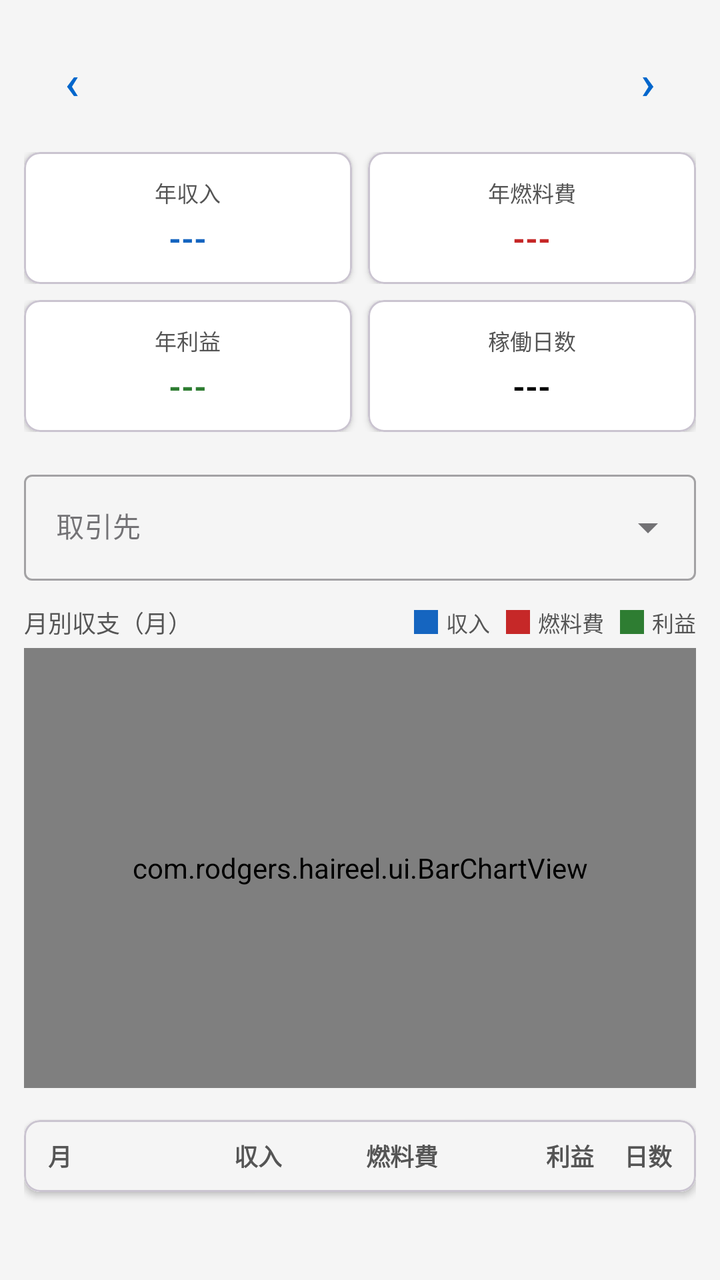
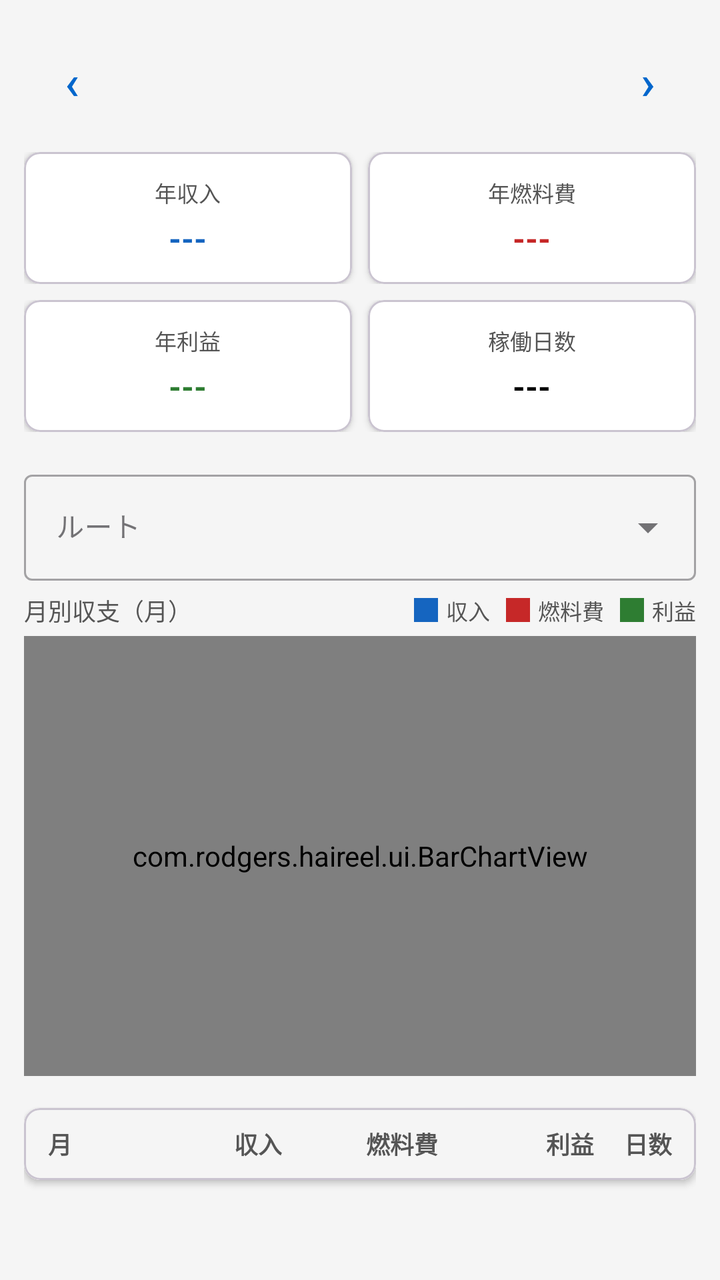

An Android layout rendered at two revisions. The XML below is the earlier revision; the diff shows what the commit changed to produce the second picture.
<!-- AndroidManifest.xml: application theme Theme.HaiReel -->
<!-- res/layout/fragment_dashboard.xml -->
<?xml version="1.0" encoding="utf-8"?>
<ScrollView xmlns:android="http://schemas.android.com/apk/res/android"
    xmlns:app="http://schemas.android.com/apk/res-auto"
    android:layout_width="match_parent"
    android:layout_height="match_parent"
    android:fillViewport="true"
    android:background="@color/colorBackground">

    <LinearLayout
        android:layout_width="match_parent"
        android:layout_height="wrap_content"
        android:orientation="vertical"
        android:padding="12dp">

        
        <LinearLayout
            android:layout_width="match_parent"
            android:layout_height="52dp"
            android:orientation="horizontal"
            android:gravity="center_vertical"
            android:layout_marginBottom="12dp">

            <com.google.android.material.button.MaterialButton
                android:id="@+id/btnPrevYear"
                style="@style/Widget.MaterialComponents.Button.TextButton"
                android:layout_width="48dp"
                android:layout_height="48dp"
                android:text="‹"
                android:textSize="24sp"
                android:minWidth="0dp"
                android:paddingStart="0dp"
                android:paddingEnd="0dp"
                android:textColor="@color/colorPrimary"/>

            <TextView
                android:id="@+id/tvYear"
                android:layout_width="0dp"
                android:layout_height="wrap_content"
                android:layout_weight="1"
                android:gravity="center"
                android:textSize="20sp"
                android:textStyle="bold"
                android:textColor="@color/colorReportPrimary"/>

            <com.google.android.material.button.MaterialButton
                android:id="@+id/btnNextYear"
                style="@style/Widget.MaterialComponents.Button.TextButton"
                android:layout_width="48dp"
                android:layout_height="48dp"
                android:text="›"
                android:textSize="24sp"
                android:minWidth="0dp"
                android:paddingStart="0dp"
                android:paddingEnd="0dp"
                android:textColor="@color/colorPrimary"/>
        </LinearLayout>

        
        <LinearLayout
            android:layout_width="match_parent"
            android:layout_height="wrap_content"
            android:orientation="horizontal"
            android:layout_marginBottom="8dp">

            <com.google.android.material.card.MaterialCardView
                android:layout_width="0dp"
                android:layout_height="wrap_content"
                android:layout_weight="1"
                android:layout_marginEnd="4dp"
                app:cardElevation="2dp"
                app:cardCornerRadius="8dp"
                app:cardBackgroundColor="@color/colorReportPrimaryBg">

                <LinearLayout
                    android:layout_width="match_parent"
                    android:layout_height="wrap_content"
                    android:orientation="vertical"
                    android:gravity="center"
                    android:padding="12dp">

                    <TextView
                        android:layout_width="wrap_content"
                        android:layout_height="wrap_content"
                        android:text="年収入"
                        android:textSize="11sp"
                        android:textColor="@color/colorReportSecondaryText"/>

                    <TextView
                        android:id="@+id/tvTotalIncome"
                        android:layout_width="wrap_content"
                        android:layout_height="wrap_content"
                        android:textSize="16sp"
                        android:textStyle="bold"
                        android:textColor="#1565C0"
                        android:layout_marginTop="4dp"
                        android:text="---"/>
                </LinearLayout>
            </com.google.android.material.card.MaterialCardView>

            <com.google.android.material.card.MaterialCardView
                android:layout_width="0dp"
                android:layout_height="wrap_content"
                android:layout_weight="1"
                android:layout_marginStart="4dp"
                app:cardElevation="2dp"
                app:cardCornerRadius="8dp"
                app:cardBackgroundColor="@color/colorReportPrimaryBg">

                <LinearLayout
                    android:layout_width="match_parent"
                    android:layout_height="wrap_content"
                    android:orientation="vertical"
                    android:gravity="center"
                    android:padding="12dp">

                    <TextView
                        android:layout_width="wrap_content"
                        android:layout_height="wrap_content"
                        android:text="年燃料費"
                        android:textSize="11sp"
                        android:textColor="@color/colorReportSecondaryText"/>

                    <TextView
                        android:id="@+id/tvTotalFuel"
                        android:layout_width="wrap_content"
                        android:layout_height="wrap_content"
                        android:textSize="16sp"
                        android:textStyle="bold"
                        android:textColor="#C62828"
                        android:layout_marginTop="4dp"
                        android:text="---"/>
                </LinearLayout>
            </com.google.android.material.card.MaterialCardView>
        </LinearLayout>

        
        <LinearLayout
            android:layout_width="match_parent"
            android:layout_height="wrap_content"
            android:orientation="horizontal"
            android:layout_marginBottom="16dp">

            <com.google.android.material.card.MaterialCardView
                android:layout_width="0dp"
                android:layout_height="wrap_content"
                android:layout_weight="1"
                android:layout_marginEnd="4dp"
                app:cardElevation="2dp"
                app:cardCornerRadius="8dp"
                app:cardBackgroundColor="@color/colorReportPrimaryBg">

                <LinearLayout
                    android:layout_width="match_parent"
                    android:layout_height="wrap_content"
                    android:orientation="vertical"
                    android:gravity="center"
                    android:padding="12dp">

                    <TextView
                        android:layout_width="wrap_content"
                        android:layout_height="wrap_content"
                        android:text="年利益"
                        android:textSize="11sp"
                        android:textColor="@color/colorReportSecondaryText"/>

                    <TextView
                        android:id="@+id/tvTotalProfit"
                        android:layout_width="wrap_content"
                        android:layout_height="wrap_content"
                        android:textSize="16sp"
                        android:textStyle="bold"
                        android:textColor="#2E7D32"
                        android:layout_marginTop="4dp"
                        android:text="---"/>
                </LinearLayout>
            </com.google.android.material.card.MaterialCardView>

            <com.google.android.material.card.MaterialCardView
                android:layout_width="0dp"
                android:layout_height="wrap_content"
                android:layout_weight="1"
                android:layout_marginStart="4dp"
                app:cardElevation="2dp"
                app:cardCornerRadius="8dp"
                app:cardBackgroundColor="@color/colorReportPrimaryBg">

                <LinearLayout
                    android:layout_width="match_parent"
                    android:layout_height="wrap_content"
                    android:orientation="vertical"
                    android:gravity="center"
                    android:padding="12dp">

                    <TextView
                        android:layout_width="wrap_content"
                        android:layout_height="wrap_content"
                        android:text="稼働日数"
                        android:textSize="11sp"
                        android:textColor="@color/colorReportSecondaryText"/>

                    <TextView
                        android:id="@+id/tvTotalWorkDays"
                        android:layout_width="wrap_content"
                        android:layout_height="wrap_content"
                        android:textSize="16sp"
                        android:textStyle="bold"
                        android:textColor="@color/colorReportPrimary"
                        android:layout_marginTop="4dp"
                        android:text="---"/>
                </LinearLayout>
            </com.google.android.material.card.MaterialCardView>
        </LinearLayout>

        
        <com.google.android.material.textfield.TextInputLayout
            android:id="@+id/assignmentFilterLayout"
            style="@style/Widget.MaterialComponents.TextInputLayout.OutlinedBox.ExposedDropdownMenu"
            android:layout_width="match_parent"
            android:layout_height="wrap_content"
            android:layout_marginBottom="12dp"
            android:hint="取引先">

            <AutoCompleteTextView
                android:id="@+id/spinnerAssignment"
                android:layout_width="match_parent"
                android:layout_height="wrap_content"
                android:inputType="none"
                android:textSize="14sp"/>
        </com.google.android.material.textfield.TextInputLayout>

        
        <LinearLayout
            android:layout_width="match_parent"
            android:layout_height="wrap_content"
            android:orientation="horizontal"
            android:gravity="center_vertical"
            android:layout_marginBottom="4dp">

            <TextView
                android:layout_width="0dp"
                android:layout_height="wrap_content"
                android:layout_weight="1"
                android:text="月別収支（月）"
                android:textSize="12sp"
                android:textColor="@color/colorReportSecondaryText"/>

            
            <View
                android:layout_width="12dp"
                android:layout_height="12dp"
                android:background="#1565C0"
                android:layout_marginEnd="4dp"/>
            <TextView
                android:layout_width="wrap_content"
                android:layout_height="wrap_content"
                android:text="収入"
                android:textSize="11sp"
                android:textColor="@color/colorReportSecondaryText"
                android:layout_marginEnd="8dp"/>

            <View
                android:layout_width="12dp"
                android:layout_height="12dp"
                android:background="#C62828"
                android:layout_marginEnd="4dp"/>
            <TextView
                android:layout_width="wrap_content"
                android:layout_height="wrap_content"
                android:text="燃料費"
                android:textSize="11sp"
                android:textColor="@color/colorReportSecondaryText"
                android:layout_marginEnd="8dp"/>

            <View
                android:layout_width="12dp"
                android:layout_height="12dp"
                android:background="#2E7D32"
                android:layout_marginEnd="4dp"/>
            <TextView
                android:layout_width="wrap_content"
                android:layout_height="wrap_content"
                android:text="利益"
                android:textSize="11sp"
                android:textColor="@color/colorReportSecondaryText"/>
        </LinearLayout>

        
        <com.rodgers.haireel.ui.BarChartView
            android:id="@+id/barChart"
            android:layout_width="match_parent"
            android:layout_height="220dp"
            android:layout_marginBottom="16dp"/>

        
        <com.google.android.material.card.MaterialCardView
            android:layout_width="match_parent"
            android:layout_height="wrap_content"
            app:cardElevation="2dp"
            app:cardCornerRadius="8dp"
            app:cardBackgroundColor="@color/colorReportPrimaryBg">

            <LinearLayout
                android:layout_width="match_parent"
                android:layout_height="wrap_content"
                android:orientation="vertical">

                
                <LinearLayout
                    android:layout_width="match_parent"
                    android:layout_height="36dp"
                    android:orientation="horizontal"
                    android:gravity="center_vertical"
                    android:background="@color/colorReportSummaryBg"
                    android:paddingStart="12dp"
                    android:paddingEnd="12dp">

                    <TextView
                        android:layout_width="0dp"
                        android:layout_height="wrap_content"
                        android:layout_weight="1"
                        android:text="月"
                        android:textSize="12sp"
                        android:textStyle="bold"
                        android:textColor="@color/colorReportSecondaryText"/>

                    <TextView
                        android:layout_width="0dp"
                        android:layout_height="wrap_content"
                        android:layout_weight="2"
                        android:text="収入"
                        android:textSize="12sp"
                        android:textStyle="bold"
                        android:textColor="@color/colorReportSecondaryText"
                        android:gravity="end"/>

                    <TextView
                        android:layout_width="0dp"
                        android:layout_height="wrap_content"
                        android:layout_weight="2"
                        android:text="燃料費"
                        android:textSize="12sp"
                        android:textStyle="bold"
                        android:textColor="@color/colorReportSecondaryText"
                        android:gravity="end"/>

                    <TextView
                        android:layout_width="0dp"
                        android:layout_height="wrap_content"
                        android:layout_weight="2"
                        android:text="利益"
                        android:textSize="12sp"
                        android:textStyle="bold"
                        android:textColor="@color/colorReportSecondaryText"
                        android:gravity="end"/>

                    <TextView
                        android:layout_width="0dp"
                        android:layout_height="wrap_content"
                        android:layout_weight="1"
                        android:text="日数"
                        android:textSize="12sp"
                        android:textStyle="bold"
                        android:textColor="@color/colorReportSecondaryText"
                        android:gravity="end"/>
                </LinearLayout>

                
                <LinearLayout
                    android:id="@+id/monthlyTableBody"
                    android:layout_width="match_parent"
                    android:layout_height="wrap_content"
                    android:orientation="vertical"/>
            </LinearLayout>
        </com.google.android.material.card.MaterialCardView>

    </LinearLayout>
</ScrollView>
<!-- resources referenced by this layout -->
<resources>
  <color name="colorBackground">#F5F5F5</color>
  <color name="colorPrimary">#0066CC</color>
  <color name="colorReportPrimary">#000000</color>
  <color name="colorReportPrimaryBg">#FFFFFF</color>
  <color name="colorReportSecondaryText">#555555</color>
  <color name="colorReportSummaryBg">#F5F5F5</color>
  <style name="Theme.HaiReel" parent="Theme.Material3.DayNight.NoActionBar">
          <item name="colorPrimary">@color/colorPrimary</item>
          <item name="colorPrimaryVariant">@color/colorPrimaryDark</item>
          <item name="colorOnPrimary">@color/white</item>
      </style>
  <color name="colorPrimaryDark">#004999</color>
  <color name="white">#FFFFFF</color>
</resources>

<!-- the commit's change to res/layout/fragment_dashboard.xml (unified diff, before → after) -->
@@ -217,8 +217,8 @@
             style="@style/Widget.MaterialComponents.TextInputLayout.OutlinedBox.ExposedDropdownMenu"
             android:layout_width="match_parent"
             android:layout_height="wrap_content"
-            android:layout_marginBottom="12dp"
-            android:hint="取引先">
+            android:layout_marginBottom="6dp"
+            android:hint="ルート">
 
             <AutoCompleteTextView
                 android:id="@+id/spinnerAssignment"
@@ -227,6 +227,18 @@
                 android:inputType="none"
                 android:textSize="14sp"/>
         </com.google.android.material.textfield.TextInputLayout>
+
+        
+        <TextView
+            android:id="@+id/tvRouteInfo"
+            android:layout_width="match_parent"
+            android:layout_height="wrap_content"
+            android:paddingHorizontal="14dp"
+            android:paddingVertical="8dp"
+            android:textSize="13sp"
+            android:textColor="@color/colorReportPrimary"
+            android:visibility="gone"
+            android:layout_marginBottom="12dp"/>
 
         
         <LinearLayout
